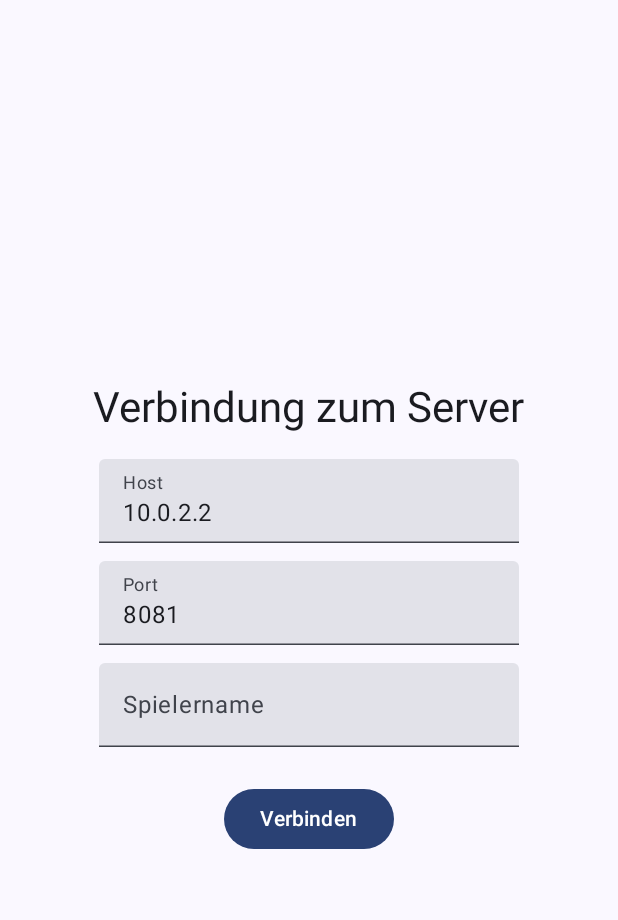
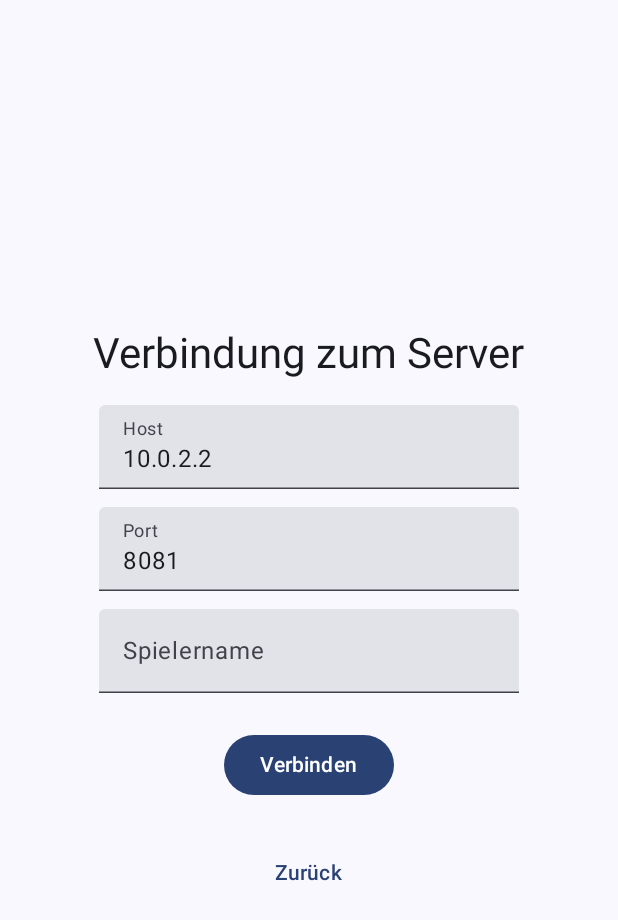
Before and after one commit to SE2-Codenames/CodenamesApp, an Android app built with Jetpack Compose: the ConnectionScreen screen opened through its navigation route, on a phone screen of 412 x 824 dp. Shown: the top 920 px of the screen. Run offline under Robolectric (Android 15) with nearby library versions, the phone set to English and light mode, and no system bars.

Commit message:
added back button and check if connection to server exists

```diff
--- a/app/src/main/java/com/example/codenamesapp/lobby/ConnectionScreen.kt
+++ b/app/src/main/java/com/example/codenamesapp/lobby/ConnectionScreen.kt
@@ -2,6 +2,8 @@ package com.example.codenamesapp.screens
 
 import android.util.Log
 import androidx.compose.foundation.layout.*
+import androidx.compose.material.icons.Icons
+import androidx.compose.material.icons.filled.ArrowBack
 import androidx.compose.material3.*
 import androidx.compose.runtime.*
 import androidx.compose.ui.Alignment
@@ -104,6 +106,12 @@ fun ConnectionScreen(
             Text("Verbinden")
         }
 
+        Spacer(modifier = Modifier.height(24.dp))
+
+        TextButton(onClick = { navController.popBackStack() }) {
+            Text("Zurück") // or "Go back"
+        }
+
         if (error != null) {
             Spacer(modifier = Modifier.height(16.dp))
             Text(text = error!!, color = MaterialTheme.colorScheme.error)
--- a/app/src/main/java/com/example/codenamesapp/network/WebSocketClient.kt
+++ b/app/src/main/java/com/example/codenamesapp/network/WebSocketClient.kt
@@ -16,7 +16,8 @@ class WebSocketClient(
     val communication: Communication
         get() = Communication(webSocket!!)
     private val client: OkHttpClient = OkHttpClient.Builder()
-        .readTimeout(5, TimeUnit.SECONDS)
+        .connectTimeout(1, TimeUnit.SECONDS)
+        .readTimeout(1, TimeUnit.SECONDS)
         .build()
 
     private var url: String = ""
@@ -52,7 +53,8 @@ class WebSocketClient(
             onShowGameBoard = {
                 navController.navigate("gameboard")
             },
-            gameStateViewModel = gameStateViewModel
+            gameStateViewModel = gameStateViewModel,
+                    onError = onError
         )
 
         webSocket = client.newWebSocket(request, listener)
```
Also changed, not shown: app/src/main/java/com/example/codenamesapp/network/WebSocketListener.kt (+7 -2 lines).
